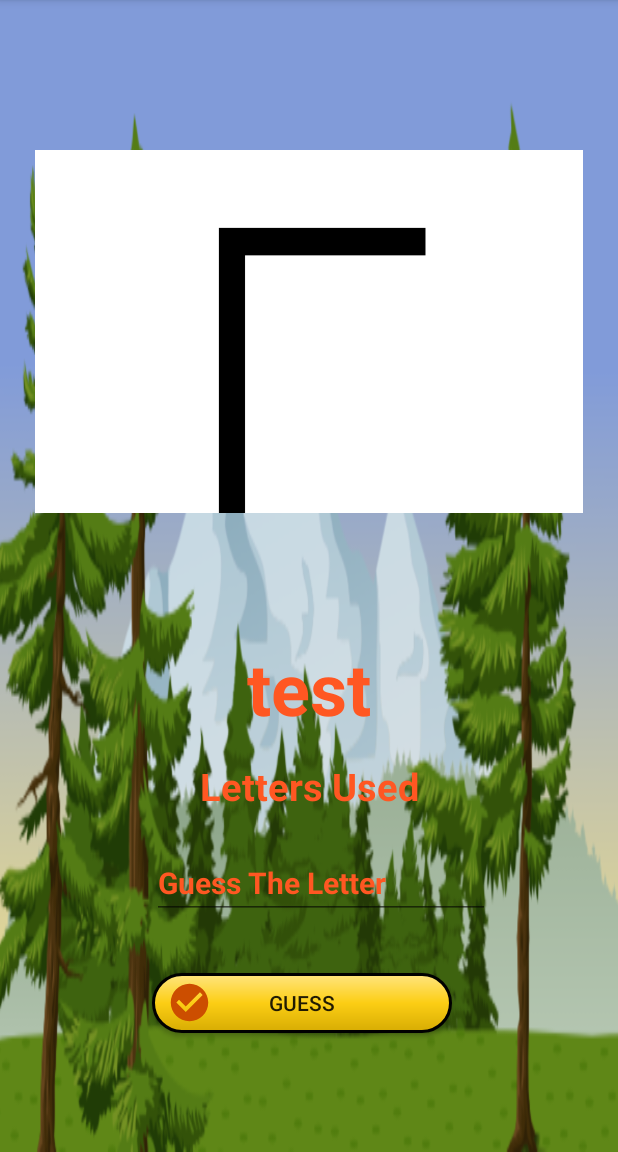
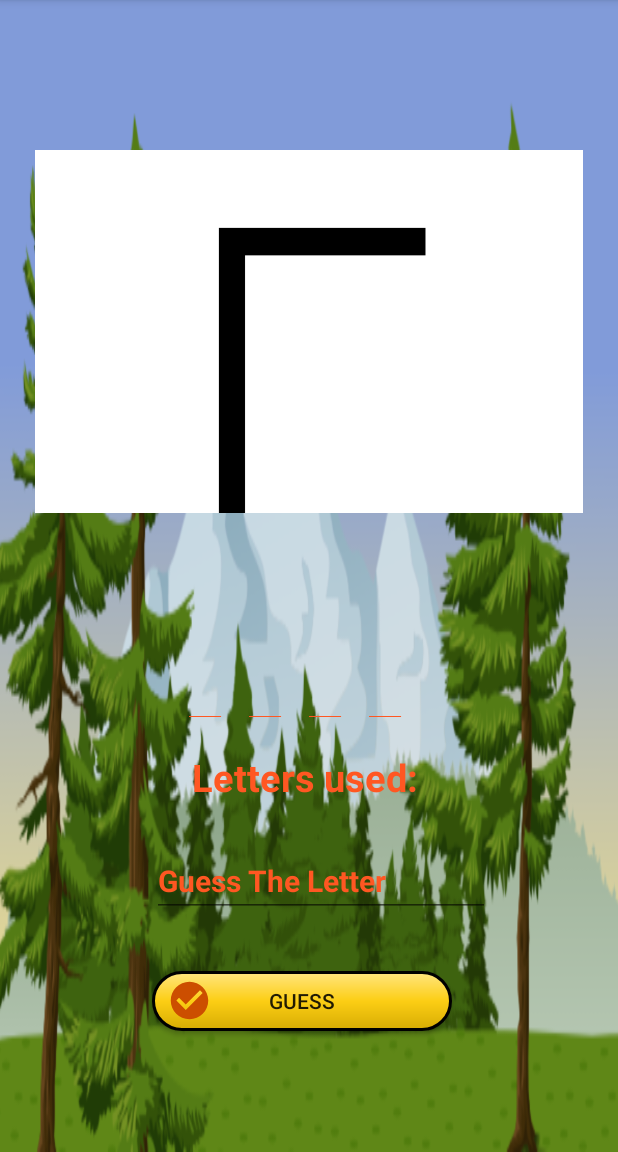
Before and after one commit to Mobiilikehitysprojekti-Ryhma-5-TVT20SPO/Ekarepo, an Android app: the GameFragment screen opened through its navigation route, on a phone screen of 412 x 824 dp, the part 84-1236 px from its top. Run offline under Robolectric (Android 15) with nearby library versions, the phone set to English and light mode, and no system bars.

Commit message:
gamefragment pohjaa, sana alaviivoiksi toimii. todo: napin toiminta kirjaimen arvaus textviewin kanssa

```diff
--- a/app/src/main/java/com/example/hirsipuu/GameFragment.kt
+++ b/app/src/main/java/com/example/hirsipuu/GameFragment.kt
@@ -8,34 +8,100 @@ import android.widget.Button
 import android.widget.ImageView
 import androidx.fragment.app.Fragment
 import androidx.navigation.fragment.findNavController
+import android.widget.TextView
+
 
 class GameFragment : Fragment() {
+
+    private var lettersUsed: String = ""
+    private var underscoreWord: String = ""
+    private lateinit var wordToGuess: String
+    private var word: String = ""
+
+    private val maxTries = 8
+    private var currentTries = 0
+
+
+
+
     override fun onCreateView(
         inflater: LayoutInflater,
         container: ViewGroup?,
         savedInstanceState: Bundle?
+
+
+
     ): View? {
 
 
         val binding=inflater.inflate(R.layout.game_fragment, container, false)
+        val guessWordText: TextView = binding.findViewById(R.id.guessWordText)
+        val guessInputText: TextView = binding.findViewById(R.id.guessInputText)
+        val usedLettersText: TextView = binding.findViewById(R.id.LettersUsedText)
+
         val btn = binding.findViewById<Button>(R.id.guessBut)
         var vaihda:Int = 1
         val imageView = binding.findViewById<ImageView>(R.id.imageView2)
         imageView.setImageResource(R.drawable.hirsipuu11)
 
+        usedLettersText.text = "Letters used: ${lettersUsed}"
+
+        //currentTries = 0
+        word = "niko"        //Tähän SQlitellä tehdyistä sanoista randomilla joku
+        generateUnderscores(word)
+        guessWordText.text = underscoreWord
         btn.setOnClickListener( View.OnClickListener {
-            vaihda=vaihdakuva(vaihda,binding);
+           play()
+
+
+
+
         })
 
 
         return binding
     }
-    fun victory(){
-        findNavController().navigate(R.id.action_gameFragment_to_victoryFragment)
+
+
+
+    fun generateUnderscores(word: String) {
+        val sb = StringBuilder()
+        word.forEach { char ->
+            if (char == '/') {
+                sb.append('/')
+            } else {
+                sb.append("_\t\t")
+            }
+        }
+        underscoreWord = sb.toString()
     }
-    fun lose(){
-        findNavController().navigate(R.id.action_gameFragment_to_loseFragment)
+
+    fun play (letter: Char) {
+
+
+        lettersUsed += letter
+        val indexes = mutableListOf<Int>()
+
+        word.forEachIndexed { index, char ->
+            if (char.equals(letter, true)) {
+                indexes.add(index)
+            }
+        }
+
+        var finalUnderscoreWord = "" + word
+        indexes.forEach { index ->
+            val sb = StringBuilder(finalUnderscoreWord).also { it.setCharAt(index, letter) }
+            finalUnderscoreWord = sb.toString()
+        }
+        if (indexes.isEmpty()) {
+
+        }
+        underscoreWord = finalUnderscoreWord
+
+
+
     }
+
     private fun vaihdakuva(vaihda:Int,binding:View):Int {
         val imageView = binding.findViewById<ImageView>(R.id.imageView2)
         val numero = vaihda+1
@@ -48,7 +114,14 @@ class GameFragment : Fragment() {
             7-> R.drawable.hirsipuu77
             else-> R.drawable.hirsipuu88
         }
+        fun victory(){
+            findNavController().navigate(R.id.action_gameFragment_to_victoryFragment)
+        }
+        fun lose(){
 
+                findNavController().navigate(R.id.action_gameFragment_to_loseFragment)
+
+        }
 
         imageView.setImageResource(kuva)
         return numero
--- a/app/src/main/res/layout/game_fragment.xml
+++ b/app/src/main/res/layout/game_fragment.xml
@@ -29,17 +29,18 @@
 
     <TextView
         android:id="@+id/guessWordText"
-        android:layout_width="289dp"
-        android:layout_height="55dp"
+        android:layout_width="381dp"
+        android:layout_height="52dp"
         android:layout_marginTop="16dp"
-        android:text="test"
         android:textAlignment="center"
         android:textColor="#FF5722"
         android:textSize="48sp"
         android:textStyle="bold"
         app:layout_constraintEnd_toEndOf="parent"
         app:layout_constraintStart_toStartOf="parent"
-        app:layout_constraintTop_toBottomOf="@+id/imageView2" />
+        app:layout_constraintTop_toBottomOf="@+id/imageView2"
+
+        />
 
     <EditText
         android:id="@+id/guessInputText"
@@ -56,13 +57,12 @@
         app:layout_constraintHorizontal_bias="0.543"
         app:layout_constraintStart_toStartOf="parent"
         app:layout_constraintTop_toBottomOf="@+id/guessWordText"
-        app:layout_constraintVertical_bias="0.356" />
+        app:layout_constraintVertical_bias="0.36" />
 
     <TextView
         android:id="@+id/LettersUsedText"
-        android:layout_width="225dp"
-        android:layout_height="36dp"
-        android:text="Letters Used"
+        android:layout_width="361dp"
+        android:layout_height="43dp"
         android:textAlignment="center"
         android:textColor="#FF5722"
         android:textSize="25sp"
@@ -70,5 +70,6 @@
         app:layout_constraintBottom_toTopOf="@+id/guessInputText"
         app:layout_constraintEnd_toEndOf="parent"
         app:layout_constraintStart_toStartOf="parent"
-        app:layout_constraintTop_toBottomOf="@+id/guessWordText" />
+        app:layout_constraintTop_toBottomOf="@+id/guessWordText"
+        tools:text="Used Letters: a, b, c, d, e, f, g" />
 </androidx.constraintlayout.widget.ConstraintLayout>
```
